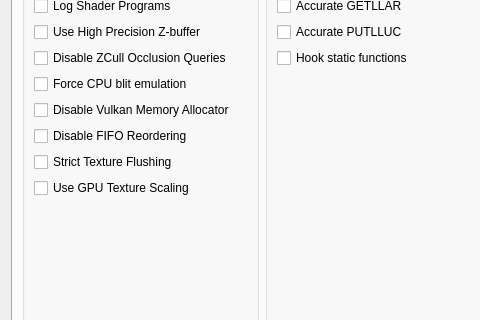
Old version of the form rpcs3/rpcs3qt/settings_dialog.ui in the repository xlj44400/rpcs3; both pictures show x 0 to 480 and y 157 to 477 of the 774 by 675 pixel window.
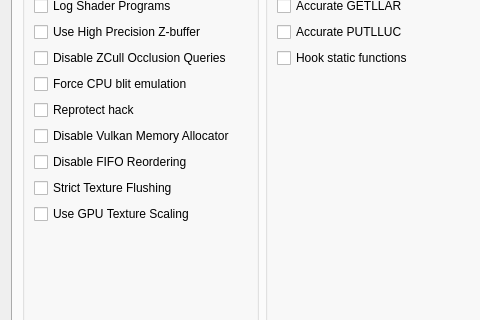
New version of the form. The open tabs and pages were chosen to show the change. Icons and pictures are not drawn.

Commit message:
Reprotect Hack (thanks to @Xcedf)
Workaround for flickering shadows and missing water in TLoU and Uncharted 3

What changed in the file:
```diff
--- a/rpcs3/rpcs3qt/settings_dialog.ui
+++ b/rpcs3/rpcs3qt/settings_dialog.ui
@@ -3359,6 +3359,13 @@
               </property>
              </widget>
             </item>
+            <item>
+             <widget class="QCheckBox" name="reprotect_hack">
+              <property name="text">
+               <string>Reprotect hack</string>
+              </property>
+             </widget>
+            </item>
             <item>
              <widget class="QCheckBox" name="disableVulkanMemAllocator">
               <property name="text">
```
The commit also changes 5 other files.
